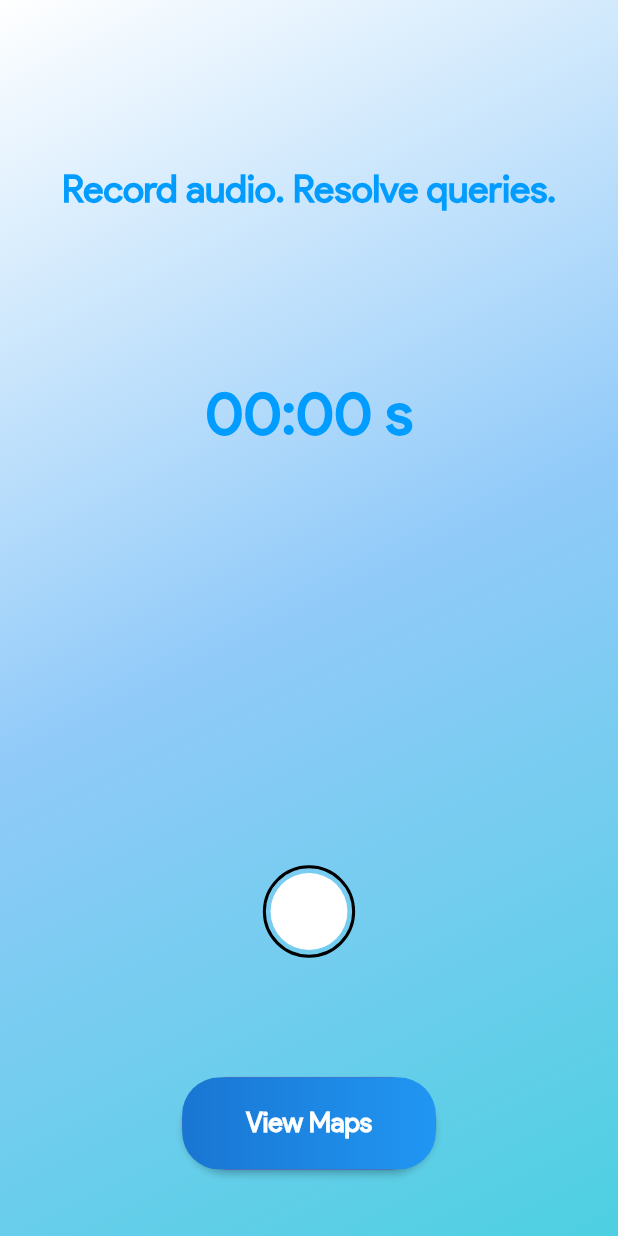
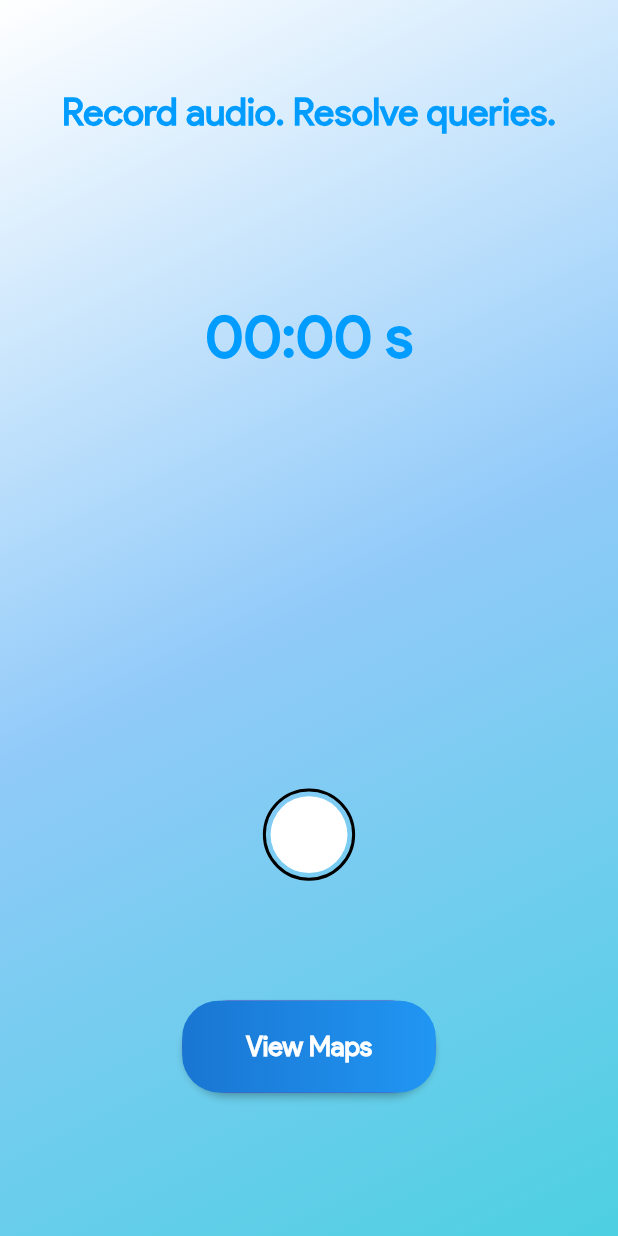
Before and after one commit to Arjun-254/SIH1348_LichtDenCode, a Flutter app: the HomePage screen opened directly, on a phone screen of 412 x 824 dp. Run offline on Flutter 3.47's test engine with Material 2 defaults, Android fonts, the light colour scheme and no system bars; our stand-ins replace geolocator, google_maps_flutter, loading_animation_widget, lottie, permission_handler, shared_preferences; missing offline and left inert: flutter_sound, model_viewer_plus; accounts and stored records are empty; generated files the repository leaves out were written again.

Commit message:
bug fixes

```diff
--- a/lib/l10n/app_ar.arb
+++ b/lib/l10n/app_ar.arb
@@ -5,5 +5,6 @@
     "tryItOut": "حاول.",
     "recordResolve": "تسجيل صوتي. حل الاستعلامات.",
     "proceed": "يتابع",
-    "chooseLanguage": "اختر لغة."
+    "chooseLanguage": "اختر لغة.",
+    "chooseMap": "عرض الخرائط"
 }
--- a/lib/l10n/app_en.arb
+++ b/lib/l10n/app_en.arb
@@ -26,5 +26,9 @@
     "chooseLanguage": "Choose a language.",
     "@chooseLanguage": {
         "description": "For language selection"
+    },
+    "chooseMap": "View Maps",
+    "@chooseMap": {
+        "description": "For viewing maps"
     }
 }
--- a/lib/l10n/app_fa.arb
+++ b/lib/l10n/app_fa.arb
@@ -5,5 +5,6 @@
     "tryItOut": "آن را امتحان کنید.",
     "recordResolve": "ضبط صدا. پرس و جوها را حل کنید",
     "proceed": "ادامه دهید",
-    "chooseLanguage": "یک زبان را انتخاب کنید."
+    "chooseLanguage": "یک زبان را انتخاب کنید.",
+    "chooseMap": "مشاهده نقشه ها"
 }
--- a/lib/l10n/app_fr.arb
+++ b/lib/l10n/app_fr.arb
@@ -5,5 +5,6 @@
     "tryItOut": "Essaye le.",
     "recordResolve": "Enregistrement audio. Résoudre les requêtes.",
     "proceed": "Procéder",
-    "chooseLanguage": "Choisissez une langue."
+    "chooseLanguage": "Choisissez une langue.",
+    "chooseMap": "Afficher les cartes"
 }
--- a/lib/l10n/app_hi.arb
+++ b/lib/l10n/app_hi.arb
@@ -5,5 +5,6 @@
     "tryItOut": "कोशिश करके देखो।",
     "recordResolve": "आवाज रिकॉर्ड करें। प्रश्नों का समाधान करें।",
     "proceed": "आगे जाओ",
-    "chooseLanguage": "एक भाषा चुनें।"
+    "chooseLanguage": "एक भाषा चुनें।",
+    "chooseMap": "मानचित्र देखें"
 }
--- a/lib/l10n/app_mr.arb
+++ b/lib/l10n/app_mr.arb
@@ -5,5 +5,6 @@
     "tryItOut": "प्रयत्न कर.",
     "recordResolve": "ऑडिओ रेकॉर्ड करा. प्रश्न सोडवा.",
     "proceed": "पुढे जा",
-    "chooseLanguage": "एक भाषा निवडा."
+    "chooseLanguage": "एक भाषा निवडा.",
+    "chooseMap": "नकाशे पहा"
 }
--- a/lib/screens/HomePage.dart
+++ b/lib/screens/HomePage.dart
@@ -121,10 +121,12 @@ class _HomePageState extends State<HomePage>
         ),
         child: Scaffold(
           backgroundColor: Colors.transparent,
-          body: Column(
+          body: SingleChildScrollView(
+            physics: const AlwaysScrollableScrollPhysics(),
+            child: Column(
               children: [
                 SizedBox(
-                height: 100 * (height / deviceHeight),
+                  height: 50 * (height / deviceHeight),
                 ),
                 Padding(
                   padding: const EdgeInsets.all(8.0),
@@ -256,7 +258,8 @@ class _HomePageState extends State<HomePage>
                           : 50 * (height / deviceHeight),
                       duration: const Duration(milliseconds: 300),
                       decoration: BoxDecoration(
-                      borderRadius: BorderRadius.circular(isPlaying ? 6 : 100),
+                        borderRadius:
+                            BorderRadius.circular(isPlaying ? 6 : 100),
                         color: Colors.white,
                       ),
                     ),
@@ -284,9 +287,9 @@ class _HomePageState extends State<HomePage>
                         width: 165 * (height / deviceHeight),
                         height: 60 * (height / deviceHeight),
                         alignment: Alignment.center,
-                      child: const Text(
-                        "View Maps",
-                        style: TextStyle(
+                        child: Text(
+                          AppLocalizations.of(context)!.chooseMap,
+                          style: const TextStyle(
                               fontFamily: "productSansReg",
                               color: Colors.white,
                               fontWeight: FontWeight.w700,
@@ -297,6 +300,7 @@ class _HomePageState extends State<HomePage>
                   ),
                 ),
               ],
+            ),
           ),
         ),
       ),
```
Lines whose indentation alone changed are shown as unchanged.
